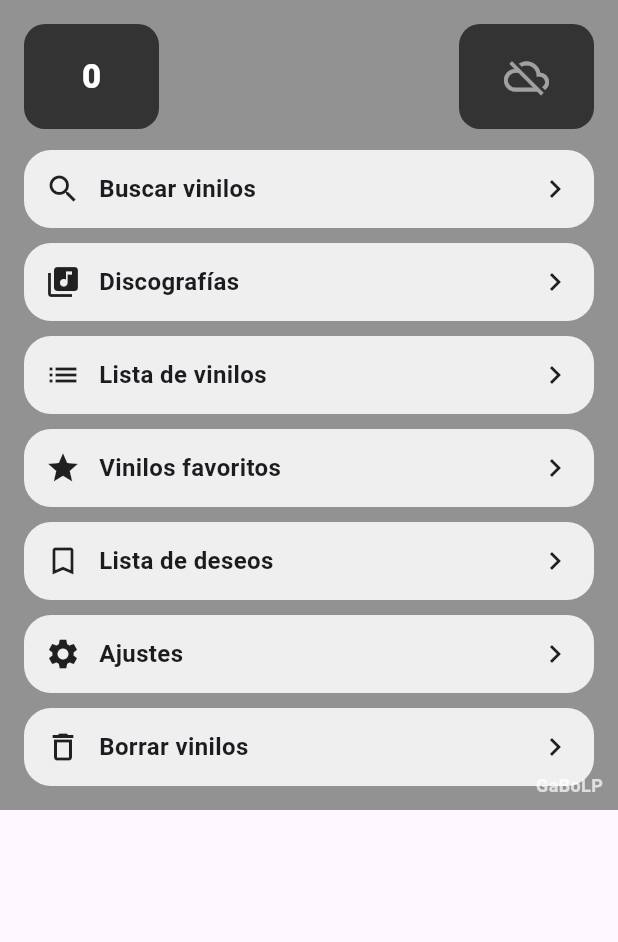
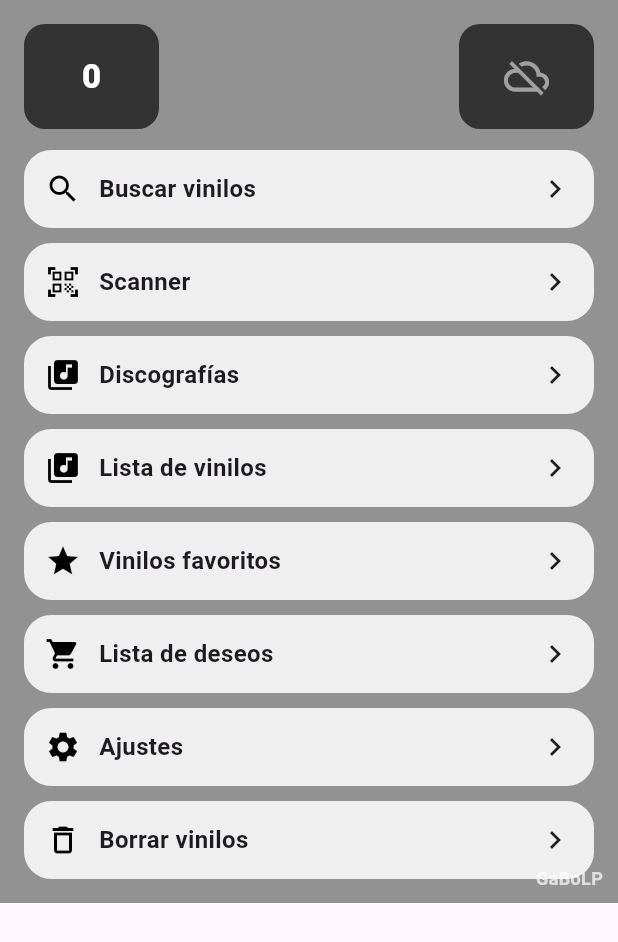
Before and after one commit to gabohachim/app_lp, a Flutter app: the screen it shows after launch, after a tap on "Buscar vinilos", after a tap on the "arrow back" icon, on a phone screen of 412 x 824 dp. Shown: the top 942 px of the screen. Run offline on Flutter 3.47's test engine with Material 3 defaults, Android fonts, the phone set to English and light mode, and no system bars; our stand-ins replace shared_preferences, sqflite; accounts and stored records are empty.

Commit message:
Add files via upload

```diff
--- a/lib/ui/home_screen.dart
+++ b/lib/ui/home_screen.dart
@@ -12,6 +12,7 @@ import 'discography_screen.dart';
 import 'settings_screen.dart';
 import 'vinyl_detail_sheet.dart';
 import 'wishlist_screen.dart';
+import 'scanner_screen.dart';
 
 enum Vista { inicio, buscar, lista, favoritos, borrar }
 
@@ -24,6 +25,9 @@ class HomeScreen extends StatefulWidget {
 
 class _HomeScreenState extends State<HomeScreen> {
   Vista vista = Vista.inicio;
+
+  // Estado visual para iconos del Home (cambia a gris al tocar)
+  String? _homeActive;
 
   bool _gridView = false;
 
@@ -287,11 +291,11 @@ class _HomeScreenState extends State<HomeScreen> {
                 ),
               ),
 
-            // 🗑️ borrar (abajo derecha, bien a la derecha)
+            // 🗑️ borrar (abajo derecha, bien pegada a la derecha)
             if (conBorrar)
               Positioned(
-                right: 2,
-                bottom: 2,
+                right: 0,
+                bottom: 0,
                 child: IconButton(
                   icon: const Icon(Icons.delete),
                   padding: EdgeInsets.zero,
@@ -557,9 +561,15 @@ class _HomeScreenState extends State<HomeScreen> {
   }
 
   Widget botonesInicio() {
-    Widget btn(IconData icon, String text, VoidCallback onTap) {
+    Widget btn(IconData icon, String id, String text, VoidCallback onTap) {
+      final active = _homeActive == id;
+
       return InkWell(
-        onTap: onTap,
+        onTap: () {
+          // ✅ color instantáneo al tocar
+          setState(() => _homeActive = id);
+          onTap();
+        },
         borderRadius: BorderRadius.circular(18),
         child: Container(
           padding: const EdgeInsets.symmetric(vertical: 14, horizontal: 14),
@@ -569,7 +579,7 @@ class _HomeScreenState extends State<HomeScreen> {
           ),
           child: Row(
             children: [
-              Icon(icon),
+              Icon(icon, color: active ? Colors.grey : Colors.black),
               const SizedBox(width: 12),
               Expanded(
                 child: Text(
@@ -587,39 +597,51 @@ class _HomeScreenState extends State<HomeScreen> {
     return Column(
       crossAxisAlignment: CrossAxisAlignment.stretch,
       children: [
-        btn(Icons.search, 'Buscar vinilos', () => setState(() => vista = Vista.buscar)),
-        const SizedBox(height: 10),
-        btn(Icons.library_music, 'Discografías', () {
-          Navigator.push(context, MaterialPageRoute(builder: (_) => const DiscographyScreen()));
-        }),
+        btn(Icons.search, 'buscar', 'Buscar vinilos', () => setState(() => vista = Vista.buscar)),
         const SizedBox(height: 10),
 
-        // ✅ sin "Mostrar"
-        btn(Icons.list, 'Lista de vinilos', () => setState(() => vista = Vista.lista)),
-        const SizedBox(height: 10),
-
-        btn(Icons.star, 'Vinilos favoritos', () => setState(() => vista = Vista.favoritos)),
-        const SizedBox(height: 10),
-
-        // ✅ Lista de deseos (debajo de favoritos)
-        btn(Icons.bookmark_border, 'Lista de deseos', () {
-          Navigator.push(context, MaterialPageRoute(builder: (_) => WishlistScreen())).then((_) {
+        btn(Icons.qr_code_scanner, 'scanner', 'Scanner', () {
+          Navigator.push(context, MaterialPageRoute(builder: (_) => const ScannerScreen())).then((_) {
             if (!mounted) return;
-            setState(() {});
+            setState(() => _homeActive = null);
           });
         }),
         const SizedBox(height: 10),
 
-        btn(Icons.settings, 'Ajustes', () {
-          Navigator.push(context, MaterialPageRoute(builder: (_) => const SettingsScreen())).then((_) async {
-            await _loadViewMode();
+        btn(Icons.library_music, 'discografias', 'Discografías', () {
+          Navigator.push(context, MaterialPageRoute(builder: (_) => const DiscographyScreen())).then((_) {
             if (!mounted) return;
-            setState(() {});
+            setState(() => _homeActive = null);
           });
         }),
         const SizedBox(height: 10),
 
-        btn(Icons.delete_outline, 'Borrar vinilos', () => setState(() => vista = Vista.borrar)),
+        // 📚 Lista de vinilos (icono de líneas)
+        btn(Icons.library_music, 'lista', 'Lista de vinilos', () => setState(() => vista = Vista.lista)),
+        const SizedBox(height: 10),
+
+        btn(Icons.star, 'favoritos', 'Vinilos favoritos', () => setState(() => vista = Vista.favoritos)),
+        const SizedBox(height: 10),
+
+        // 🛒 Lista de deseos (carrito)
+        btn(Icons.shopping_cart, 'wishlist', 'Lista de deseos', () {
+          Navigator.push(context, MaterialPageRoute(builder: (_) => WishlistScreen())).then((_) {
+            if (!mounted) return;
+            setState(() => _homeActive = null);
+          });
+        }),
+        const SizedBox(height: 10),
+
+        btn(Icons.settings, 'ajustes', 'Ajustes', () {
+          Navigator.push(context, MaterialPageRoute(builder: (_) => const SettingsScreen())).then((_) async {
+            await _loadViewMode();
+            if (!mounted) return;
+            setState(() => _homeActive = null);
+          });
+        }),
+        const SizedBox(height: 10),
+
+        btn(Icons.delete_outline, 'borrar', 'Borrar vinilos', () => setState(() => vista = Vista.borrar)),
       ],
     );
   }
@@ -981,7 +1003,7 @@ class _HomeScreenState extends State<HomeScreen> {
       title: Text(title),
       leading: IconButton(
         icon: const Icon(Icons.arrow_back),
-        onPressed: () => setState(() => vista = Vista.inicio),
+        onPressed: () => setState(() { vista = Vista.inicio; _homeActive = null; }),
       ),
     );
   }
@@ -989,7 +1011,7 @@ class _HomeScreenState extends State<HomeScreen> {
   Widget? _buildFab() {
     if (vista == Vista.lista || vista == Vista.favoritos || vista == Vista.borrar) {
       return FloatingActionButton.extended(
-        onPressed: () => setState(() => vista = Vista.inicio),
+        onPressed: () => setState(() { vista = Vista.inicio; _homeActive = null; }),
         icon: const Icon(Icons.home),
         label: const Text('Inicio'),
       );
```
